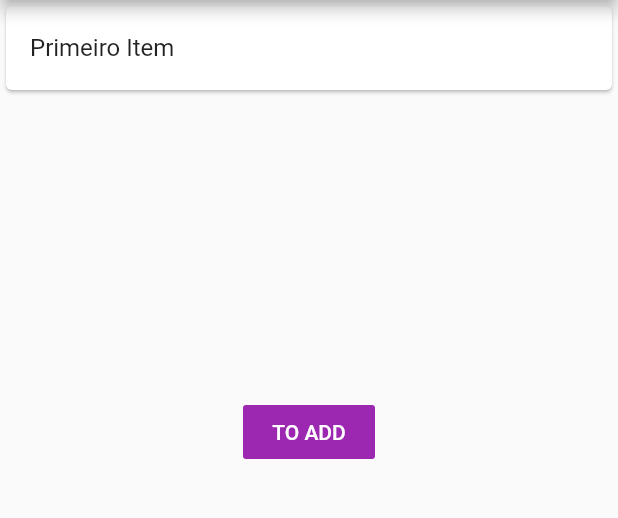
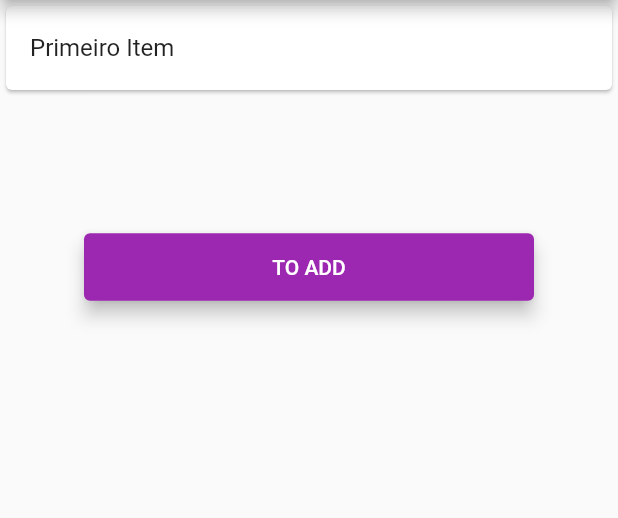
Before and after one commit to zeharoldoparente/notes, a Flutter app: the screen it shows after launch, on a phone screen of 412 x 824 dp, the part 84-602 px from its top. Run offline on Flutter 3.47's test engine with Material 2 defaults, Android fonts, the phone set to English and light mode, and no system bars.

Commit message:
To Add Elevated Button

```diff
--- a/lib/home_page.dart
+++ b/lib/home_page.dart
@@ -8,8 +8,8 @@ class HomePage extends StatefulWidget {
 
 class _HomePageState extends State<HomePage> {
   var notes = <String>["Primeiro Item"];
-  /* final ButtonStyle style = ElevatedButton.styleFrom(
-      textStyle: TextStyle(fontSize: 20, color: Colors.purple)); */
+  /* final ButtonStyle style =
+      ElevatedButton.styleFrom(minimumSize: Size(200, 100)); */
 
   @override
   Widget build(BuildContext context) {
@@ -42,10 +42,10 @@ class _HomePageState extends State<HomePage> {
                 ),
               ),
             Padding(
-              padding: EdgeInsets.fromLTRB(0, 200, 0, 0),
-              child: FlatButton(
-                color: Colors.purple,
-                textColor: Colors.white,
+              padding: EdgeInsets.fromLTRB(0, 90, 0, 0),
+              child: ElevatedButton(
+                style: ElevatedButton.styleFrom(
+                    minimumSize: Size(300, 45), elevation: 5),
                 child: Text('TO ADD'),
                 onPressed: () async {
                   var description =
```
